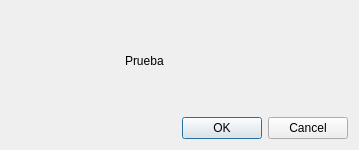
Above: cliente/loaddialog.ui from adrianabreu/qVersare before the change. Below: the same form after it.
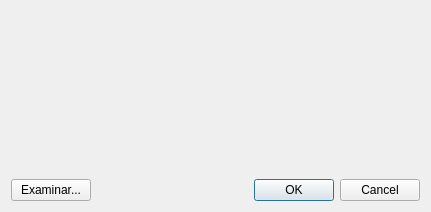
That is the form after the change.

```diff
--- a/cliente/loaddialog.ui
+++ b/cliente/loaddialog.ui
@@ -6,8 +6,8 @@
    <rect>
     <x>0</x>
     <y>0</y>
-    <width>359</width>
-    <height>150</height>
+    <width>431</width>
+    <height>212</height>
    </rect>
   </property>
   <property name="windowTitle">
@@ -25,8 +25,14 @@
      </item>
      <item>
       <widget class="QLabel" name="image">
+       <property name="sizePolicy">
+        <sizepolicy hsizetype="Preferred" vsizetype="Expanding">
+         <horstretch>0</horstretch>
+         <verstretch>0</verstretch>
+        </sizepolicy>
+       </property>
        <property name="text">
-        <string>Prueba</string>
+        <string/>
        </property>
       </widget>
      </item>
@@ -40,6 +46,28 @@
     </layout>
    </item>
    <item>
+    <layout class="QHBoxLayout" name="horizontalLayout_2">
+     <item>
+      <widget class="QPushButton" name="searchButton">
+       <property name="text">
+        <string>Examinar...</string>
+       </property>
+      </widget>
+     </item>
+     <item>
+      <spacer name="horizontalSpacer">
+       <property name="orientation">
+        <enum>Qt::Horizontal</enum>
+       </property>
+       <property name="sizeHint" stdset="0">
+        <size>
+         <width>40</width>
+         <height>20</height>
+        </size>
+       </property>
+      </spacer>
+     </item>
+     <item>
     <widget class="QDialogButtonBox" name="buttonBox">
      <property name="orientation">
       <enum>Qt::Horizontal</enum>
@@ -48,6 +76,8 @@
       <set>QDialogButtonBox::Cancel|QDialogButtonBox::Ok</set>
      </property>
     </widget>
+     </item>
+    </layout>
    </item>
   </layout>
  </widget>
```
Left out of the diff: 2 changed lines with no effect on the pictures. Lines whose indentation alone changed are shown as unchanged.
